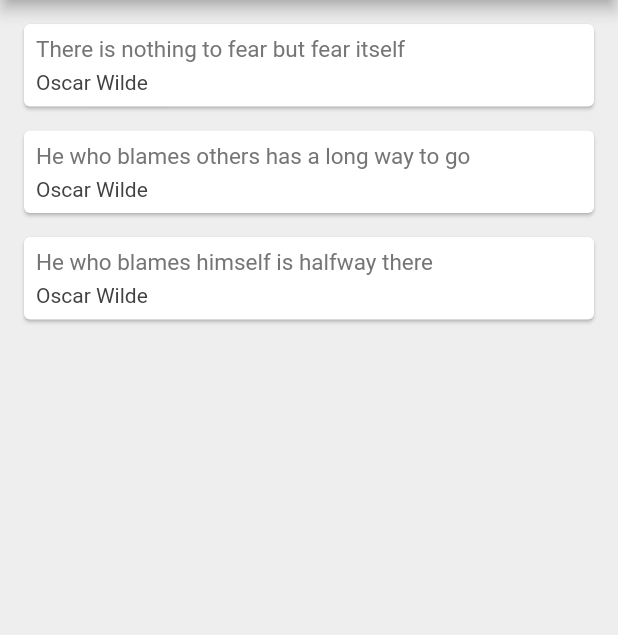
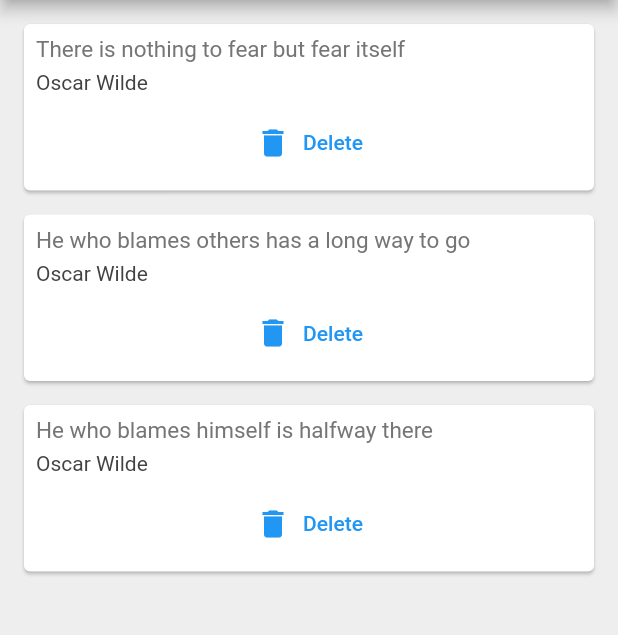
Before and after one commit to Samyeak/flutter-basic-quotes-app, a Flutter app: the screen it shows after launch, on a phone screen of 412 x 824 dp, the part 84-719 px from its top. Run offline on Flutter 3.47's test engine with Material 2 defaults, Android fonts, the phone set to English and light mode, and no system bars.

Commit message:
adds button for deletion of quotes

```diff
--- a/lib/quotecard.dart
+++ b/lib/quotecard.dart
@@ -29,6 +29,12 @@ class QuoteCard extends StatelessWidget {
                   color: Colors.grey[800]
               ),
             ),
+            SizedBox(height: 8),
+            TextButton.icon(
+                onPressed: (){},
+                icon: Icon(Icons.delete)
+                , label: Text("Delete")
+            )
           ],
         ),
       ),
```
